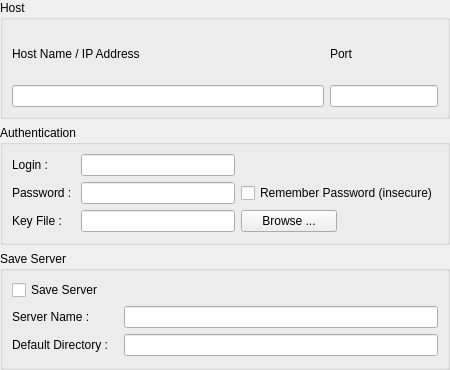
Qt form ssh/serverconfigwidget.ui (PonyEdit/PonyEdit) before a commit.
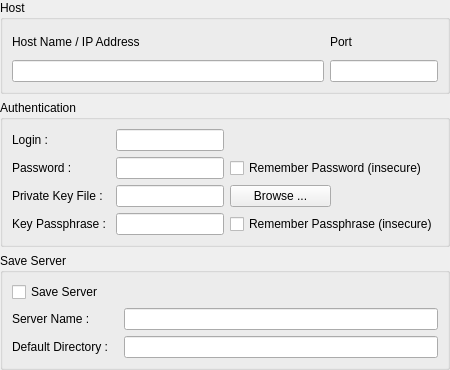
The same form after that commit.

Patch:
```diff
--- a/ssh/serverconfigwidget.ui
+++ b/ssh/serverconfigwidget.ui
@@ -72,7 +72,7 @@
         </property>
        </widget>
       </item>
-      <item row="0" column="1">
+      <item row="0" column="2">
        <widget class="QLineEdit" name="userName"/>
       </item>
       <item row="1" column="0">
@@ -82,14 +82,14 @@
         </property>
        </widget>
       </item>
-      <item row="1" column="1">
+      <item row="1" column="2">
        <widget class="QLineEdit" name="password">
         <property name="echoMode">
          <enum>QLineEdit::Password</enum>
         </property>
        </widget>
       </item>
-      <item row="1" column="2" colspan="2">
+      <item row="1" column="3" colspan="2">
        <widget class="QCheckBox" name="savePassword">
         <property name="text">
          <string>Remember Password (insecure)</string>
@@ -99,20 +99,37 @@
       <item row="2" column="0">
        <widget class="QLabel" name="label_8">
         <property name="text">
-         <string>Key File :</string>
+         <string>Private Key File : </string>
         </property>
        </widget>
       </item>
-      <item row="2" column="2">
+      <item row="2" column="3">
        <widget class="QPushButton" name="keyFileBrowse">
         <property name="text">
          <string>Browse ...</string>
         </property>
        </widget>
       </item>
-      <item row="2" column="1">
+      <item row="2" column="2">
        <widget class="QLineEdit" name="keyFile"/>
       </item>
+      <item row="3" column="0">
+       <widget class="QLabel" name="label_7">
+        <property name="text">
+         <string>Key Passphrase : </string>
+        </property>
+       </widget>
+      </item>
+      <item row="3" column="2">
+       <widget class="QLineEdit" name="keyPassphrase"/>
+      </item>
+      <item row="3" column="3" colspan="2">
+       <widget class="QCheckBox" name="saveKeyPassphrase">
+        <property name="text">
+         <string>Remember Passphrase (insecure)</string>
+        </property>
+       </widget>
+      </item>
      </layout>
     </widget>
    </item>
```
